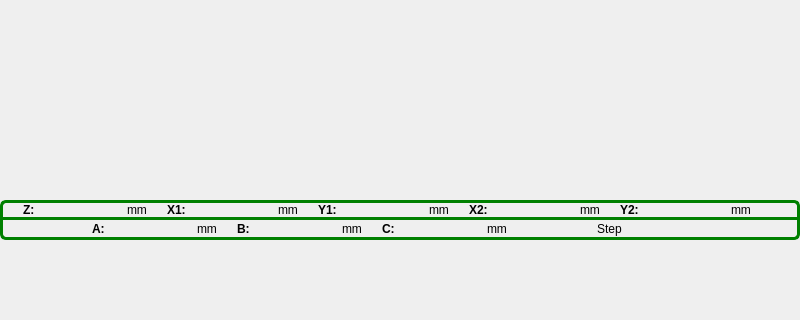
This is mainframe.ui in GaussCheng/2-5AxisPunch as Qt 5 draws it before an edit; both pictures show x 0 to 800 and y 280 to 600 of the 800 by 600 pixel window. The edited form follows.
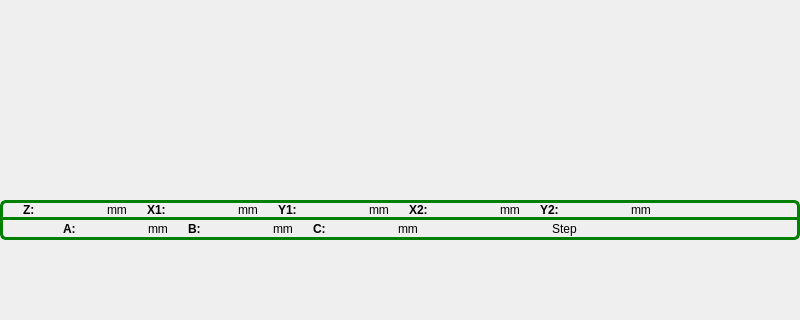
This is the edited form. Custom widgets are drawn as their Qt base class.

What changed in the file:
```diff
--- a/mainframe.ui
+++ b/mainframe.ui
@@ -180,10 +180,16 @@
        <widget class="QLabel" name="zPosLabel">
         <property name="minimumSize">
          <size>
-          <width>80</width>
+          <width>60</width>
           <height>0</height>
          </size>
         </property>
+        <property name="maximumSize">
+         <size>
+          <width>60</width>
+          <height>16777215</height>
+         </size>
+        </property>
         <property name="styleSheet">
          <string notr="true">color: rgb(0, 0, 127);</string>
         </property>
@@ -219,10 +225,16 @@
        <widget class="QLabel" name="xPosLabel">
         <property name="minimumSize">
          <size>
-          <width>80</width>
+          <width>60</width>
           <height>0</height>
          </size>
         </property>
+        <property name="maximumSize">
+         <size>
+          <width>60</width>
+          <height>16777215</height>
+         </size>
+        </property>
         <property name="styleSheet">
          <string notr="true">color: rgb(0, 0, 127);</string>
         </property>
@@ -258,10 +270,16 @@
        <widget class="QLabel" name="yPosLabel">
         <property name="minimumSize">
          <size>
-          <width>80</width>
+          <width>60</width>
           <height>0</height>
          </size>
         </property>
+        <property name="maximumSize">
+         <size>
+          <width>60</width>
+          <height>16777215</height>
+         </size>
+        </property>
         <property name="styleSheet">
          <string notr="true">color: rgb(0, 0, 127);</string>
         </property>
@@ -297,10 +315,16 @@
        <widget class="QLabel" name="pPosLabel">
         <property name="minimumSize">
          <size>
-          <width>80</width>
+          <width>60</width>
           <height>0</height>
          </size>
         </property>
+        <property name="maximumSize">
+         <size>
+          <width>60</width>
+          <height>16777215</height>
+         </size>
+        </property>
         <property name="styleSheet">
          <string notr="true">color: rgb(0, 0, 127);</string>
         </property>
@@ -336,10 +360,16 @@
        <widget class="QLabel" name="qPosLabel">
         <property name="minimumSize">
          <size>
-          <width>80</width>
+          <width>60</width>
           <height>0</height>
          </size>
         </property>
+        <property name="maximumSize">
+         <size>
+          <width>60</width>
+          <height>16777215</height>
+         </size>
+        </property>
         <property name="styleSheet">
          <string notr="true">color: rgb(0, 0, 127);</string>
         </property>
@@ -419,6 +449,9 @@
         <property name="orientation">
          <enum>Qt::Horizontal</enum>
         </property>
+        <property name="sizeType">
+         <enum>QSizePolicy::Fixed</enum>
+        </property>
         <property name="sizeHint" stdset="0">
          <size>
           <width>40</width>
@@ -444,10 +477,16 @@
        <widget class="QLabel" name="aPosLabel">
         <property name="minimumSize">
          <size>
-          <width>80</width>
+          <width>60</width>
           <height>0</height>
          </size>
         </property>
+        <property name="maximumSize">
+         <size>
+          <width>60</width>
+          <height>16777215</height>
+         </size>
+        </property>
         <property name="styleSheet">
          <string notr="true">color: rgb(0, 0, 127);</string>
         </property>
@@ -483,10 +522,16 @@
        <widget class="QLabel" name="bPosLabel">
         <property name="minimumSize">
          <size>
-          <width>80</width>
+          <width>60</width>
           <height>0</height>
          </size>
         </property>
+        <property name="maximumSize">
+         <size>
+          <width>60</width>
+          <height>16777215</height>
+         </size>
+        </property>
         <property name="styleSheet">
          <string notr="true">color: rgb(0, 0, 127);</string>
         </property>
@@ -522,10 +567,16 @@
        <widget class="QLabel" name="cPosLabel">
         <property name="minimumSize">
          <size>
-          <width>80</width>
+          <width>60</width>
           <height>0</height>
          </size>
         </property>
+        <property name="maximumSize">
+         <size>
+          <width>60</width>
+          <height>16777215</height>
+         </size>
+        </property>
         <property name="styleSheet">
          <string notr="true">color: rgb(0, 0, 127);</string>
         </property>
@@ -572,6 +623,12 @@
           <height>0</height>
          </size>
         </property>
+        <property name="maximumSize">
+         <size>
+          <width>80</width>
+          <height>16777215</height>
+         </size>
+        </property>
         <property name="styleSheet">
          <string notr="true">color: rgb(85, 255, 0);
 color: rgb(170, 85, 255);</string>
```
